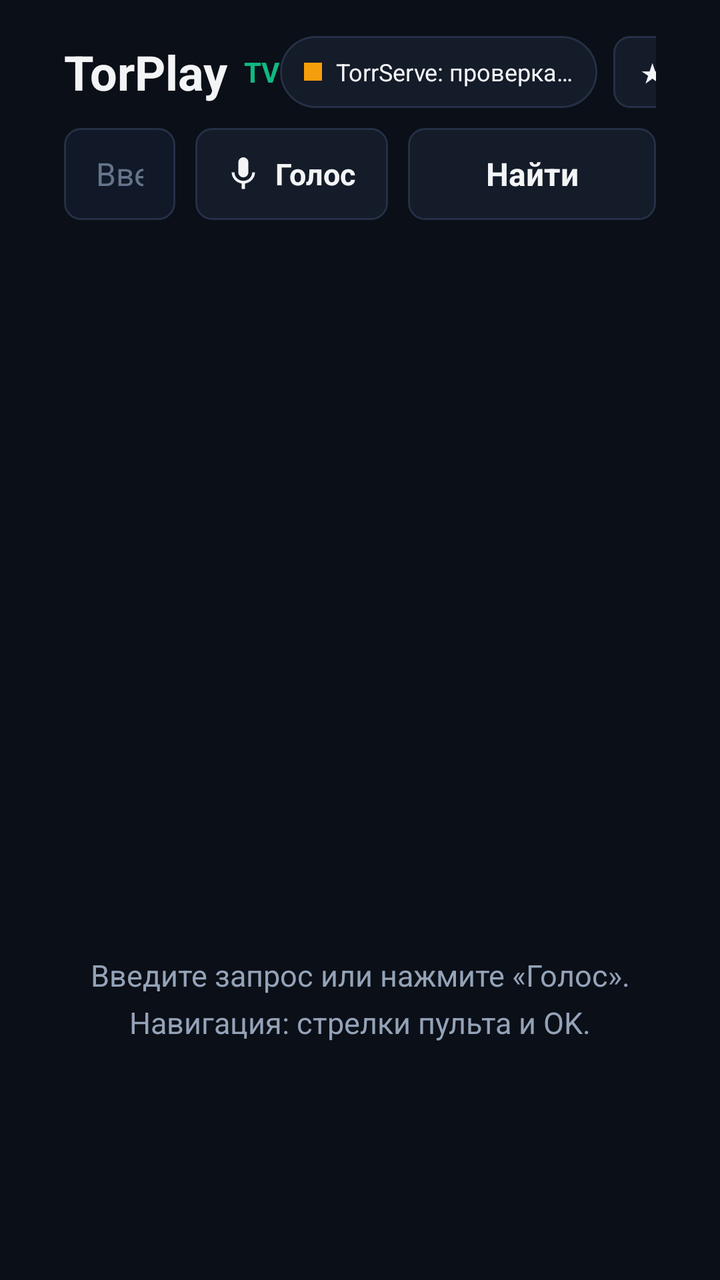
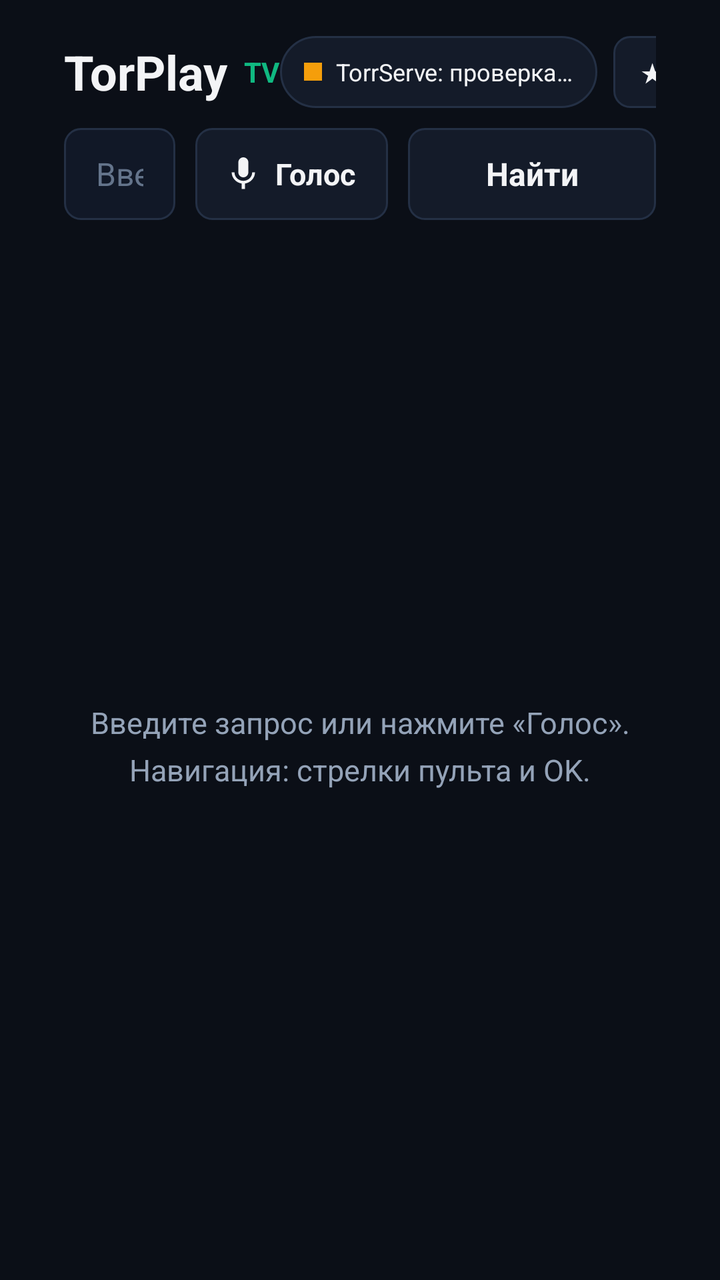

Compare the two renders of this Android layout. The source of the first and the diff that turns it into the second are given below.
<!-- AndroidManifest.xml: application theme Theme.TorPlay -->
<!-- res/layout/activity_main.xml -->
<?xml version="1.0" encoding="utf-8"?>
<FrameLayout xmlns:android="http://schemas.android.com/apk/res/android"
    android:layout_width="match_parent"
    android:layout_height="match_parent"
    android:background="@color/bg_screen">

    <LinearLayout
        android:layout_width="match_parent"
        android:layout_height="match_parent"
        android:orientation="vertical"
        android:paddingStart="32dp"
        android:paddingEnd="32dp"
        android:paddingTop="18dp"
        android:paddingBottom="14dp">

        
        <LinearLayout
            android:layout_width="match_parent"
            android:layout_height="wrap_content"
            android:gravity="center_vertical"
            android:orientation="horizontal"
            android:paddingBottom="10dp">

            <TextView
                android:id="@+id/tvBrand"
                android:layout_width="wrap_content"
                android:layout_height="wrap_content"
                android:text="TorPlay"
                android:textColor="@color/text_primary"
                android:textSize="24sp"
                android:textStyle="bold" />

            <TextView
                android:layout_width="wrap_content"
                android:layout_height="wrap_content"
                android:layout_marginStart="8dp"
                android:text="TV"
                android:textColor="@color/accent_emerald"
                android:textSize="14sp"
                android:textStyle="bold" />

            <View
                android:layout_width="0dp"
                android:layout_height="1dp"
                android:layout_weight="1" />

            <LinearLayout
                android:id="@+id/btnTorrServeStatus"
                android:layout_width="wrap_content"
                android:layout_height="36dp"
                android:layout_marginEnd="8dp"
                android:background="@drawable/bg_status_pill"
                android:clickable="true"
                android:focusable="true"
                android:gravity="center_vertical"
                android:nextFocusDown="@+id/etSearch"
                android:orientation="horizontal"
                android:paddingStart="12dp"
                android:paddingEnd="12dp">

                <View
                    android:id="@+id/viewStatusDot"
                    android:layout_width="9dp"
                    android:layout_height="9dp"
                    android:layout_marginEnd="7dp"
                    android:background="@color/status_warn" />

                <TextView
                    android:id="@+id/tvTorrServeStatus"
                    android:layout_width="wrap_content"
                    android:layout_height="wrap_content"
                    android:text="@string/status_checking"
                    android:textColor="@color/text_primary"
                    android:textSize="12sp" />
            </LinearLayout>

            <TextView
                android:id="@+id/btnFavoriteQuery"
                android:layout_width="wrap_content"
                android:layout_height="36dp"
                android:layout_marginEnd="8dp"
                android:background="@drawable/bg_button_selector"
                android:clickable="true"
                android:focusable="true"
                android:gravity="center"
                android:nextFocusDown="@+id/btnVoiceSearch"
                android:paddingStart="14dp"
                android:paddingEnd="14dp"
                android:text="@string/btn_fav_toggle"
                android:textColor="@color/text_primary"
                android:textSize="12sp"
                android:textStyle="bold" />

            <TextView
                android:id="@+id/btnSettings"
                android:layout_width="wrap_content"
                android:layout_height="36dp"
                android:background="@drawable/bg_button_selector"
                android:clickable="true"
                android:focusable="true"
                android:gravity="center"
                android:nextFocusDown="@+id/btnSearch"
                android:paddingStart="14dp"
                android:paddingEnd="14dp"
                android:text="@string/btn_settings"
                android:textColor="@color/text_primary"
                android:textSize="12sp"
                android:textStyle="bold" />
        </LinearLayout>

        
        <LinearLayout
            android:layout_width="match_parent"
            android:layout_height="wrap_content"
            android:gravity="center_vertical"
            android:orientation="horizontal"
            android:paddingBottom="10dp">

            <EditText
                android:id="@+id/etSearch"
                android:layout_width="0dp"
                android:layout_height="46dp"
                android:layout_weight="1"
                android:background="@drawable/bg_input_selector"
                android:hint="@string/search_hint"
                android:imeOptions="actionSearch"
                android:inputType="text"
                android:maxLines="1"
                android:nextFocusRight="@+id/btnVoiceSearch"
                android:nextFocusUp="@+id/btnTorrServeStatus"
                android:paddingStart="16dp"
                android:paddingEnd="16dp"
                android:singleLine="true"
                android:textColor="@color/text_primary"
                android:textColorHint="@color/text_muted"
                android:textSize="16sp" />

            <LinearLayout
                android:id="@+id/btnVoiceSearch"
                android:layout_width="wrap_content"
                android:layout_height="46dp"
                android:layout_marginStart="10dp"
                android:background="@drawable/bg_button_selector"
                android:clickable="true"
                android:contentDescription="@string/btn_voice"
                android:descendantFocusability="blocksDescendants"
                android:focusable="true"
                android:gravity="center"
                android:nextFocusLeft="@+id/etSearch"
                android:nextFocusRight="@+id/btnSearch"
                android:nextFocusUp="@+id/btnFavoriteQuery"
                android:orientation="horizontal"
                android:paddingStart="14dp"
                android:paddingEnd="16dp">

                <ImageView
                    android:layout_width="20dp"
                    android:layout_height="20dp"
                    android:layout_marginEnd="6dp"
                    android:importantForAccessibility="no"
                    android:src="@drawable/ic_mic" />

                <TextView
                    android:layout_width="wrap_content"
                    android:layout_height="wrap_content"
                    android:text="@string/btn_voice"
                    android:textColor="@color/text_primary"
                    android:textSize="15sp"
                    android:textStyle="bold" />
            </LinearLayout>

            <TextView
                android:id="@+id/btnSearch"
                android:layout_width="124dp"
                android:layout_height="46dp"
                android:layout_marginStart="10dp"
                android:background="@drawable/bg_button_selector"
                android:clickable="true"
                android:focusable="true"
                android:gravity="center"
                android:nextFocusLeft="@+id/btnVoiceSearch"
                android:nextFocusUp="@+id/btnSettings"
                android:text="@string/btn_search"
                android:textColor="@color/text_primary"
                android:textSize="16sp"
                android:textStyle="bold" />
        </LinearLayout>

        
        <LinearLayout
            android:id="@+id/layoutFilters"
            android:layout_width="match_parent"
            android:layout_height="wrap_content"
            android:gravity="center_vertical"
            android:orientation="horizontal"
            android:paddingBottom="8dp"
            android:visibility="gone">

            <TextView
                android:id="@+id/btnFilterAll"
                android:layout_width="wrap_content"
                android:layout_height="32dp"
                android:layout_marginEnd="7dp"
                android:background="@drawable/bg_chip_selector"
                android:clickable="true"
                android:focusable="true"
                android:gravity="center"
                android:nextFocusDown="@+id/rvResults"
                android:nextFocusUp="@+id/etSearch"
                android:paddingStart="12dp"
                android:paddingEnd="12dp"
                android:text="@string/filter_all"
                android:textColor="@color/text_primary"
                android:textSize="12sp"
                android:textStyle="bold" />

            <TextView
                android:id="@+id/btnFilter4k"
                android:layout_width="wrap_content"
                android:layout_height="32dp"
                android:layout_marginEnd="7dp"
                android:background="@drawable/bg_chip_selector"
                android:clickable="true"
                android:focusable="true"
                android:gravity="center"
                android:nextFocusDown="@+id/rvResults"
                android:nextFocusUp="@+id/etSearch"
                android:paddingStart="12dp"
                android:paddingEnd="12dp"
                android:text="@string/filter_4k"
                android:textColor="@color/text_primary"
                android:textSize="12sp"
                android:textStyle="bold" />

            <TextView
                android:id="@+id/btnFilter1080"
                android:layout_width="wrap_content"
                android:layout_height="32dp"
                android:layout_marginEnd="7dp"
                android:background="@drawable/bg_chip_selector"
                android:clickable="true"
                android:focusable="true"
                android:gravity="center"
                android:nextFocusDown="@+id/rvResults"
                android:nextFocusUp="@+id/etSearch"
                android:paddingStart="12dp"
                android:paddingEnd="12dp"
                android:text="@string/filter_1080"
                android:textColor="@color/text_primary"
                android:textSize="12sp"
                android:textStyle="bold" />

            <TextView
                android:id="@+id/btnFilter720"
                android:layout_width="wrap_content"
                android:layout_height="32dp"
                android:layout_marginEnd="7dp"
                android:background="@drawable/bg_chip_selector"
                android:clickable="true"
                android:focusable="true"
                android:gravity="center"
                android:nextFocusDown="@+id/rvResults"
                android:nextFocusUp="@+id/etSearch"
                android:paddingStart="12dp"
                android:paddingEnd="12dp"
                android:text="@string/filter_720"
                android:textColor="@color/text_primary"
                android:textSize="12sp"
                android:textStyle="bold" />

            <TextView
                android:id="@+id/btnFilterHdr"
                android:layout_width="wrap_content"
                android:layout_height="32dp"
                android:layout_marginEnd="10dp"
                android:background="@drawable/bg_chip_selector"
                android:clickable="true"
                android:focusable="true"
                android:gravity="center"
                android:nextFocusDown="@+id/rvResults"
                android:nextFocusUp="@+id/etSearch"
                android:paddingStart="12dp"
                android:paddingEnd="12dp"
                android:text="@string/filter_hdr"
                android:textColor="@color/text_primary"
                android:textSize="12sp"
                android:textStyle="bold" />

            <TextView
                android:id="@+id/tvSearchMeta"
                android:layout_width="0dp"
                android:layout_height="wrap_content"
                android:layout_weight="1"
                android:ellipsize="end"
                android:maxLines="1"
                android:textColor="@color/text_secondary"
                android:textSize="12sp" />

            <TextView
                android:id="@+id/btnSort"
                android:layout_width="wrap_content"
                android:layout_height="32dp"
                android:layout_marginStart="8dp"
                android:background="@drawable/bg_chip_selector"
                android:clickable="true"
                android:focusable="true"
                android:gravity="center"
                android:nextFocusDown="@+id/rvResults"
                android:nextFocusUp="@+id/btnSearch"
                android:paddingStart="12dp"
                android:paddingEnd="12dp"
                android:text="@string/sort_seeds"
                android:textColor="@color/text_primary"
                android:textSize="12sp"
                android:textStyle="bold" />
        </LinearLayout>

        
        <LinearLayout
            android:id="@+id/layoutHomeShelves"
            android:layout_width="match_parent"
            android:layout_height="0dp"
            android:layout_weight="1"
            android:orientation="vertical">

            
            <TextView
                android:id="@+id/tvFavoritesHeader"
                android:layout_width="match_parent"
                android:layout_height="wrap_content"
                android:paddingTop="4dp"
                android:paddingBottom="6dp"
                android:text="@string/favorites_title"
                android:textColor="@color/text_primary"
                android:textSize="15sp"
                android:textStyle="bold"
                android:visibility="gone" />

            <androidx.recyclerview.widget.RecyclerView
                android:id="@+id/rvFavorites"
                android:layout_width="match_parent"
                android:layout_height="wrap_content"
                android:clipToPadding="false"
                android:visibility="gone" />

            
            <TextView
                android:id="@+id/tvHistoryHeader"
                android:layout_width="match_parent"
                android:layout_height="wrap_content"
                android:paddingTop="8dp"
                android:paddingBottom="6dp"
                android:text="@string/history_title"
                android:textColor="@color/text_primary"
                android:textSize="15sp"
                android:textStyle="bold"
                android:visibility="gone" />

            <androidx.recyclerview.widget.RecyclerView
                android:id="@+id/rvHistory"
                android:layout_width="match_parent"
                android:layout_height="0dp"
                android:layout_weight="1"
                android:clipToPadding="false" />

            
            <LinearLayout
                android:id="@+id/layoutEmpty"
                android:layout_width="match_parent"
                android:layout_height="0dp"
                android:layout_weight="1"
                android:gravity="center"
                android:orientation="vertical">

                <ProgressBar
                    android:id="@+id/progressSearch"
                    android:layout_width="42dp"
                    android:layout_height="42dp"
                    android:layout_marginBottom="12dp"
                    android:indeterminateTint="@color/accent_emerald"
                    android:visibility="gone" />

                <TextView
                    android:id="@+id/tvEmptyMessage"
                    android:layout_width="wrap_content"
                    android:layout_height="wrap_content"
                    android:gravity="center"
                    android:lineSpacingMultiplier="1.3"
                    android:text="@string/empty_prompt"
                    android:textColor="@color/text_secondary"
                    android:textSize="15sp" />
            </LinearLayout>
        </LinearLayout>

        
        <androidx.recyclerview.widget.RecyclerView
            android:id="@+id/rvResults"
            android:layout_width="match_parent"
            android:layout_height="0dp"
            android:layout_weight="1"
            android:clipToPadding="false"
            android:paddingBottom="12dp"
            android:visibility="gone" />
    </LinearLayout>

    
    <FrameLayout
        android:id="@+id/layoutLoadingOverlay"
        android:layout_width="match_parent"
        android:layout_height="match_parent"
        android:background="@color/bg_overlay"
        android:clickable="true"
        android:focusable="true"
        android:visibility="gone">

        <LinearLayout
            android:layout_width="480dp"
            android:layout_height="wrap_content"
            android:layout_gravity="center"
            android:background="@drawable/bg_dialog"
            android:gravity="center_horizontal"
            android:orientation="vertical"
            android:padding="28dp">

            <ProgressBar
                android:layout_width="42dp"
                android:layout_height="42dp"
                android:layout_marginBottom="14dp"
                android:indeterminateTint="@color/accent_emerald" />

            <TextView
                android:id="@+id/tvLoadingTitle"
                android:layout_width="match_parent"
                android:layout_height="wrap_content"
                android:ellipsize="end"
                android:gravity="center"
                android:maxLines="2"
                android:text="Подготовка потока…"
                android:textColor="@color/text_primary"
                android:textSize="17sp"
                android:textStyle="bold" />

            <TextView
                android:id="@+id/tvLoadingStep"
                android:layout_width="match_parent"
                android:layout_height="wrap_content"
                android:layout_marginTop="8dp"
                android:gravity="center"
                android:text="Подключение к TorrServe…"
                android:textColor="@color/text_secondary"
                android:textSize="14sp" />

            <ProgressBar
                android:id="@+id/progressBuffer"
                style="?android:attr/progressBarStyleHorizontal"
                android:layout_width="match_parent"
                android:layout_height="8dp"
                android:layout_marginTop="16dp"
                android:max="100"
                android:progress="0"
                android:progressTint="@color/accent_emerald"
                android:visibility="gone" />

            <TextView
                android:id="@+id/tvLoadingStats"
                android:layout_width="match_parent"
                android:layout_height="wrap_content"
                android:layout_marginTop="10dp"
                android:gravity="center"
                android:textColor="@color/accent_emerald"
                android:textSize="14sp"
                android:textStyle="bold"
                android:visibility="gone" />

            <TextView
                android:layout_width="wrap_content"
                android:layout_height="wrap_content"
                android:layout_marginTop="16dp"
                android:text="Нажмите «Назад» на пульте для отмены"
                android:textColor="@color/text_muted"
                android:textSize="12sp" />
        </LinearLayout>
    </FrameLayout>
</FrameLayout>
<!-- resources referenced by this layout -->
<resources>
  <color name="accent_emerald">#10B981</color>
  <color name="bg_overlay">#CC080B12</color>
  <color name="bg_screen">#0B0F17</color>
  <color name="status_warn">#F59E0B</color>
  <color name="text_muted">#64748B</color>
  <color name="text_primary">#F3F4F6</color>
  <color name="text_secondary">#94A3B8</color>
  <!-- drawable bg_dialog (drawable) -->
  <?xml version="1.0" encoding="utf-8"?>
  <shape xmlns:android="http://schemas.android.com/apk/res/android" android:shape="rectangle">
      <solid android:color="#111827" />
      <stroke android:width="1dp" android:color="@color/border_subtle" />
      <corners android:radius="12dp" />
  </shape>
  <!-- drawable bg_input_selector (drawable) -->
  <?xml version="1.0" encoding="utf-8"?>
  <selector xmlns:android="http://schemas.android.com/apk/res/android">
      <item android:state_focused="true">
          <shape android:shape="rectangle">
              <solid android:color="@color/bg_surface_focused" />
              <stroke android:width="2dp" android:color="@color/accent_emerald" />
              <corners android:radius="8dp" />
          </shape>
      </item>
      <item>
          <shape android:shape="rectangle">
              <solid android:color="@color/bg_input" />
              <stroke android:width="1dp" android:color="@color/border_subtle" />
              <corners android:radius="8dp" />
          </shape>
      </item>
  </selector>
  <!-- drawable bg_status_pill (drawable) -->
  <?xml version="1.0" encoding="utf-8"?>
  <selector xmlns:android="http://schemas.android.com/apk/res/android">
      <item android:state_focused="true">
          <shape android:shape="rectangle">
              <solid android:color="@color/bg_surface_focused" />
              <stroke android:width="2dp" android:color="@color/accent_emerald" />
              <corners android:radius="18dp" />
          </shape>
      </item>
      <item>
          <shape android:shape="rectangle">
              <solid android:color="@color/bg_surface" />
              <stroke android:width="1dp" android:color="@color/border_subtle" />
              <corners android:radius="18dp" />
          </shape>
      </item>
  </selector>
  <string name="btn_fav_toggle">★ В избранное</string>
  <string name="btn_search">Найти</string>
  <string name="btn_settings">Настройки</string>
  <string name="btn_voice">Голос</string>
  <string name="empty_prompt">Введите запрос или нажмите «Голос».
  Навигация: стрелки пульта и OK.</string>
  <string name="favorites_title">Избранное</string>
  <string name="filter_1080">1080p</string>
  <string name="filter_4k">4K</string>
  <string name="filter_720">720p</string>
  <string name="filter_all">Все</string>
  <string name="filter_hdr">HDR</string>
  <string name="history_title">История просмотров</string>
  <string name="search_hint">Введите название фильма или сериала…</string>
  <string name="sort_seeds">Сорт: Сиды ▼</string>
  <string name="status_checking">TorrServe: проверка…</string>
  <style name="Theme.TorPlay" parent="Theme.AppCompat.NoActionBar">
          <item name="android:windowBackground">@color/bg_screen</item>
          <item name="colorPrimary">@color/accent_emerald</item>
          <item name="colorPrimaryDark">@color/bg_screen</item>
          <item name="colorAccent">@color/accent_emerald</item>
          <item name="android:textColorPrimary">@color/text_primary</item>
          <item name="android:textColorSecondary">@color/text_secondary</item>
          <item name="android:windowOverscan">true</item>
      </style>
  <color name="accent_emerald_dark">#059669</color>
  <color name="bg_surface">#141B29</color>
  <color name="border_subtle">#243045</color>
  <color name="bg_surface_focused">#1C283B</color>
  <color name="bg_input">#111827</color>
  <!-- unchanged entries left out for length: 3 -->
</resources>

<!-- the commit's change to res/layout/activity_main.xml (unified diff, before → after) -->
@@ -51,9 +51,13 @@
                 android:layout_marginEnd="8dp"
                 android:background="@drawable/bg_status_pill"
                 android:clickable="true"
+                android:descendantFocusability="blocksDescendants"
                 android:focusable="true"
                 android:gravity="center_vertical"
                 android:nextFocusDown="@+id/etSearch"
+                android:nextFocusLeft="@+id/btnTorrServeStatus"
+                android:nextFocusRight="@+id/btnFavoriteQuery"
+                android:nextFocusUp="@+id/btnTorrServeStatus"
                 android:orientation="horizontal"
                 android:paddingStart="12dp"
                 android:paddingEnd="12dp">
@@ -84,6 +88,9 @@
                 android:focusable="true"
                 android:gravity="center"
                 android:nextFocusDown="@+id/btnVoiceSearch"
+                android:nextFocusLeft="@+id/btnTorrServeStatus"
+                android:nextFocusRight="@+id/btnSettings"
+                android:nextFocusUp="@+id/btnFavoriteQuery"
                 android:paddingStart="14dp"
                 android:paddingEnd="14dp"
                 android:text="@string/btn_fav_toggle"
@@ -100,6 +107,9 @@
                 android:focusable="true"
                 android:gravity="center"
                 android:nextFocusDown="@+id/btnSearch"
+                android:nextFocusLeft="@+id/btnFavoriteQuery"
+                android:nextFocusRight="@+id/btnSettings"
+                android:nextFocusUp="@+id/btnSettings"
                 android:paddingStart="14dp"
                 android:paddingEnd="14dp"
                 android:text="@string/btn_settings"
@@ -126,6 +136,7 @@
                 android:imeOptions="actionSearch"
                 android:inputType="text"
                 android:maxLines="1"
+                android:nextFocusLeft="@+id/etSearch"
                 android:nextFocusRight="@+id/btnVoiceSearch"
                 android:nextFocusUp="@+id/btnTorrServeStatus"
                 android:paddingStart="16dp"
@@ -179,6 +190,7 @@
                 android:focusable="true"
                 android:gravity="center"
                 android:nextFocusLeft="@+id/btnVoiceSearch"
+                android:nextFocusRight="@+id/btnSearch"
                 android:nextFocusUp="@+id/btnSettings"
                 android:text="@string/btn_search"
                 android:textColor="@color/text_primary"
@@ -199,13 +211,15 @@
             <TextView
                 android:id="@+id/btnFilterAll"
                 android:layout_width="wrap_content"
-                android:layout_height="32dp"
+                android:layout_height="34dp"
                 android:layout_marginEnd="7dp"
                 android:background="@drawable/bg_chip_selector"
                 android:clickable="true"
                 android:focusable="true"
                 android:gravity="center"
                 android:nextFocusDown="@+id/rvResults"
+                android:nextFocusLeft="@+id/btnFilterAll"
+                android:nextFocusRight="@+id/btnFilter4k"
                 android:nextFocusUp="@+id/etSearch"
                 android:paddingStart="12dp"
                 android:paddingEnd="12dp"
@@ -217,13 +231,15 @@
             <TextView
                 android:id="@+id/btnFilter4k"
                 android:layout_width="wrap_content"
-                android:layout_height="32dp"
+                android:layout_height="34dp"
                 android:layout_marginEnd="7dp"
                 android:background="@drawable/bg_chip_selector"
                 android:clickable="true"
                 android:focusable="true"
                 android:gravity="center"
                 android:nextFocusDown="@+id/rvResults"
+                android:nextFocusLeft="@+id/btnFilterAll"
+                android:nextFocusRight="@+id/btnFilter1080"
                 android:nextFocusUp="@+id/etSearch"
                 android:paddingStart="12dp"
                 android:paddingEnd="12dp"
@@ -235,13 +251,15 @@
             <TextView
                 android:id="@+id/btnFilter1080"
                 android:layout_width="wrap_content"
-                android:layout_height="32dp"
+                android:layout_height="34dp"
                 android:layout_marginEnd="7dp"
                 android:background="@drawable/bg_chip_selector"
                 android:clickable="true"
                 android:focusable="true"
                 android:gravity="center"
                 android:nextFocusDown="@+id/rvResults"
+                android:nextFocusLeft="@+id/btnFilter4k"
+                android:nextFocusRight="@+id/btnFilter720"
                 android:nextFocusUp="@+id/etSearch"
                 android:paddingStart="12dp"
                 android:paddingEnd="12dp"
@@ -253,13 +271,15 @@
             <TextView
                 android:id="@+id/btnFilter720"
                 android:layout_width="wrap_content"
-                android:layout_height="32dp"
+                android:layout_height="34dp"
                 android:layout_marginEnd="7dp"
                 android:background="@drawable/bg_chip_selector"
                 android:clickable="true"
                 android:focusable="true"
                 android:gravity="center"
                 android:nextFocusDown="@+id/rvResults"
+                android:nextFocusLeft="@+id/btnFilter1080"
+                android:nextFocusRight="@+id/btnFilterHdr"
                 android:nextFocusUp="@+id/etSearch"
                 android:paddingStart="12dp"
                 android:paddingEnd="12dp"
@@ -271,14 +291,16 @@
             <TextView
                 android:id="@+id/btnFilterHdr"
                 android:layout_width="wrap_content"
-                android:layout_height="32dp"
+                android:layout_height="34dp"
                 android:layout_marginEnd="10dp"
                 android:background="@drawable/bg_chip_selector"
                 android:clickable="true"
                 android:focusable="true"
                 android:gravity="center"
                 android:nextFocusDown="@+id/rvResults"
-                android:nextFocusUp="@+id/etSearch"
+                android:nextFocusLeft="@+id/btnFilter720"
+                android:nextFocusRight="@+id/btnSort"
+                android:nextFocusUp="@+id/btnVoiceSearch"
                 android:paddingStart="12dp"
                 android:paddingEnd="12dp"
                 android:text="@string/filter_hdr"
@@ -299,13 +321,15 @@
             <TextView
                 android:id="@+id/btnSort"
                 android:layout_width="wrap_content"
-                android:layout_height="32dp"
+                android:layout_height="34dp"
                 android:layout_marginStart="8dp"
                 android:background="@drawable/bg_chip_selector"
                 android:clickable="true"
                 android:focusable="true"
                 android:gravity="center"
                 android:nextFocusDown="@+id/rvResults"
+                android:nextFocusLeft="@+id/btnFilterHdr"
+                android:nextFocusRight="@+id/btnSort"
                 android:nextFocusUp="@+id/btnSearch"
                 android:paddingStart="12dp"
                 android:paddingEnd="12dp"
@@ -321,7 +345,8 @@
             android:layout_width="match_parent"
             android:layout_height="0dp"
             android:layout_weight="1"
-            android:orientation="vertical">
+            android:orientation="vertical"
+            android:visibility="gone">
 
             
             <TextView
@@ -341,6 +366,7 @@
                 android:layout_width="match_parent"
                 android:layout_height="wrap_content"
                 android:clipToPadding="false"
+                android:nextFocusUp="@+id/etSearch"
                 android:visibility="gone" />
 
             
@@ -361,35 +387,36 @@
                 android:layout_width="match_parent"
                 android:layout_height="0dp"
                 android:layout_weight="1"
-                android:clipToPadding="false" />
-
-            
-            <LinearLayout
-                android:id="@+id/layoutEmpty"
-                android:layout_width="match_parent"
-                android:layout_height="0dp"
-                android:layout_weight="1"
-                android:gravity="center"
-                android:orientation="vertical">
-
-                <ProgressBar
-                    android:id="@+id/progressSearch"
-                    android:layout_width="42dp"
-                    android:layout_height="42dp"
-                    android:layout_marginBottom="12dp"
-                    android:indeterminateTint="@color/accent_emerald"
-                    android:visibility="gone" />
-
-                <TextView
-                    android:id="@+id/tvEmptyMessage"
-                    android:layout_width="wrap_content"
-                    android:layout_height="wrap_content"
-                    android:gravity="center"
-                    android:lineSpacingMultiplier="1.3"
-                    android:text="@string/empty_prompt"
-                    android:textColor="@color/text_secondary"
-                    android:textSize="15sp" />
-            </LinearLayout>
+                android:clipToPadding="false"
+                android:visibility="gone" />
+        </LinearLayout>
+
+        
+        <LinearLayout
+            android:id="@+id/layoutEmpty"
+            android:layout_width="match_parent"
+            android:layout_height="0dp"
+            android:layout_weight="1"
+            android:gravity="center"
+            android:orientation="vertical">
+
+            <ProgressBar
+                android:id="@+id/progressSearch"
+                android:layout_width="42dp"
+                android:layout_height="42dp"
+                android:layout_marginBottom="12dp"
+                android:indeterminateTint="@color/accent_emerald"
+                android:visibility="gone" />
+
+            <TextView
+                android:id="@+id/tvEmptyMessage"
+                android:layout_width="wrap_content"
+                android:layout_height="wrap_content"
+                android:gravity="center"
+                android:lineSpacingMultiplier="1.3"
+                android:text="@string/empty_prompt"
+                android:textColor="@color/text_secondary"
+                android:textSize="15sp" />
         </LinearLayout>
 
         
@@ -399,6 +426,7 @@
             android:layout_height="0dp"
             android:layout_weight="1"
             android:clipToPadding="false"
+            android:nextFocusUp="@+id/btnFilterAll"
             android:paddingBottom="12dp"
             android:visibility="gone" />
     </LinearLayout>
<!-- resource entries referenced after the edit -->
@@ -20,7 +20,7 @@
       <item android:state_focused="true">
           <shape android:shape="rectangle">
               <solid android:color="@color/bg_surface_focused" />
-              <stroke android:width="2dp" android:color="@color/accent_emerald" />
+              <stroke android:width="2.5dp" android:color="@color/accent_emerald" />
               <corners android:radius="8dp" />
           </shape>
       </item>
@@ -38,7 +38,14 @@
       <item android:state_focused="true">
           <shape android:shape="rectangle">
               <solid android:color="@color/bg_surface_focused" />
-              <stroke android:width="2dp" android:color="@color/accent_emerald" />
+              <stroke android:width="2.5dp" android:color="@color/accent_emerald" />
+              <corners android:radius="18dp" />
+          </shape>
+      </item>
+      <item android:state_pressed="true">
+          <shape android:shape="rectangle">
+              <solid android:color="@color/accent_emerald_dark" />
+              <stroke android:width="2dp" android:color="#FFFFFF" />
               <corners android:radius="18dp" />
           </shape>
       </item>
